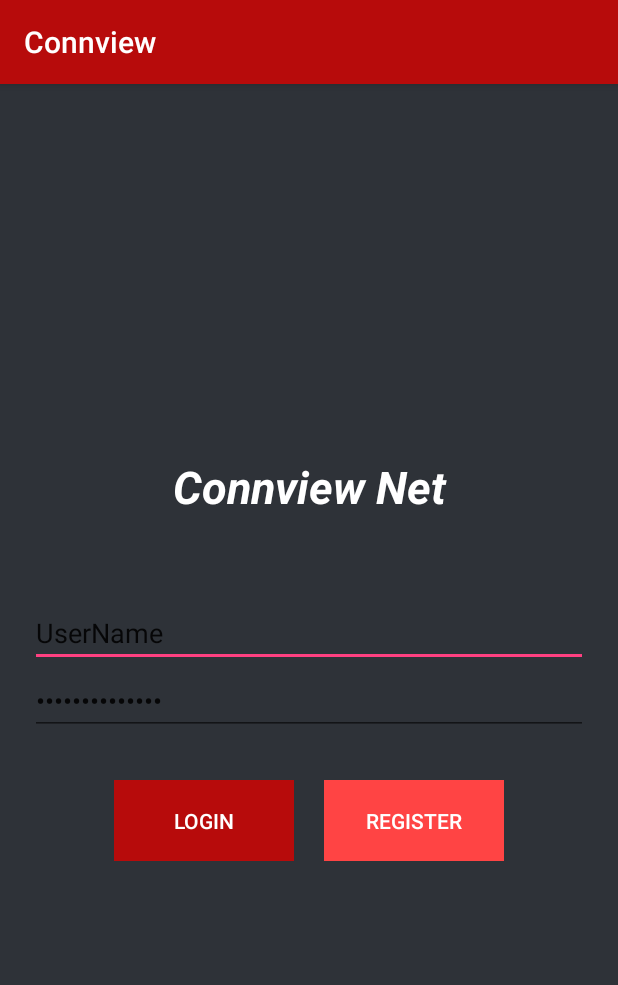
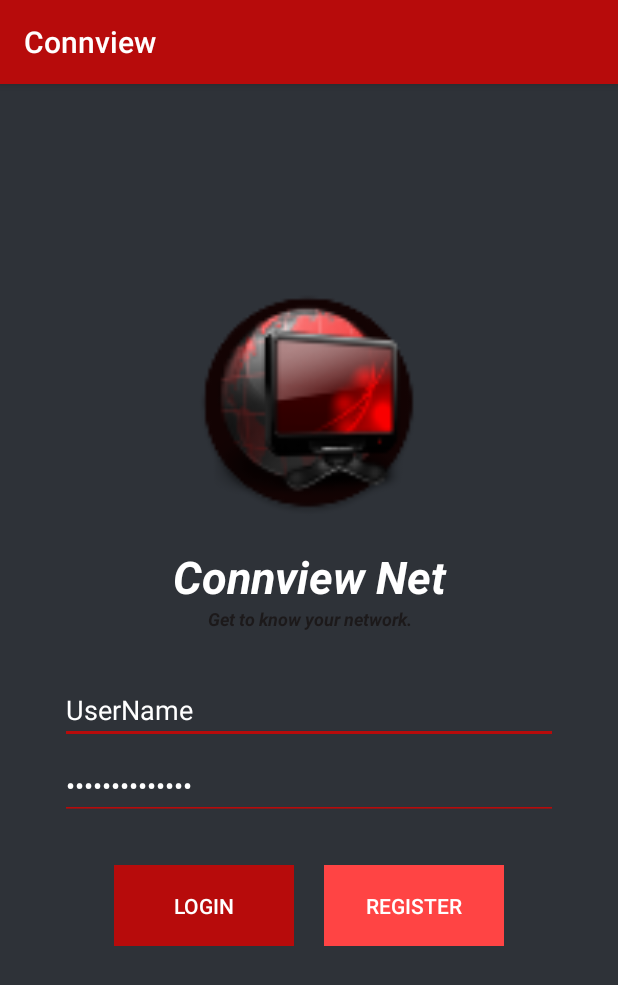
Before and after one commit to ctheilman92/ConnView1_Android, an Android app: the screen it shows after launch (LoginActivity), on a phone screen of 412 x 824 dp. Shown: the top 985 px of the screen. Run offline under Robolectric (Android 15) with nearby library versions, the phone set to English and light mode, and no system bars.

Commit message:
touch up login, add icon

```diff
--- a/app/src/main/java/com/example/milkymac/connview_main/MainActivity.java
+++ b/app/src/main/java/com/example/milkymac/connview_main/MainActivity.java
@@ -62,6 +62,11 @@ public class MainActivity extends AppCompatActivity
 
         TabLayout tabLayout = (TabLayout) findViewById(R.id.tabs);
         tabLayout.setupWithViewPager(mViewPager);
+
+//            //set icons
+//        for (int i = 0; i < tabLayout.getTabCount(); i++) {
+//            tabLayout.getTabAt(i).setIcon(R.drawable.ic_monitor);
+//        }
 
 
     }
--- a/app/src/main/res/layout/activity_login.xml
+++ b/app/src/main/res/layout/activity_login.xml
@@ -1,18 +1,42 @@
 <?xml version="1.0" encoding="utf-8"?>
 <LinearLayout xmlns:android="http://schemas.android.com/apk/res/android"
+    xmlns:app="http://schemas.android.com/apk/res-auto"
     android:background="@color/backgroundContent"
     android:orientation="vertical" android:layout_width="match_parent"
     android:gravity="center"
-    android:layout_height="match_parent">
+    android:layout_height="match_parent"
+    android:weightSum="1">
+
+    <ImageView
+        android:id="@+id/imageView"
+        android:layout_width="match_parent"
+        android:layout_height="wrap_content"
+        android:layout_marginBottom="20dp"
+        android:layout_gravity="center"
+        app:srcCompat="@mipmap/launcher_trycon"
+        android:layout_weight="0.21" />
+
 
     <TextView
         android:id="@+id/tvLoginLog0o"
         android:layout_width="match_parent"
-        android:layout_height="150dp"
+        android:layout_height="40dp"
         android:gravity="center"
         android:text="Connview Net"
         android:textColor="@color/textContent"
         android:textSize="30sp"
+        android:textStyle="bold|italic"
+        android:typeface="normal" />
+
+    <TextView
+        android:id="@+id/tvContext"
+        android:layout_width="match_parent"
+        android:layout_height="wrap_content"
+        android:layout_marginBottom="30dp"
+        android:gravity="center"
+        android:text="Get to know your network."
+        android:textColor="@color/cardContent"
+        android:textSize="12sp"
         android:textStyle="bold|italic"
         android:typeface="normal" />
 
@@ -21,8 +45,8 @@
         android:layout_height="wrap_content"
         android:orientation="vertical"
         android:layout_gravity="center"
-        android:paddingStart="20dp"
-        android:paddingEnd="20dp"
+        android:paddingStart="40dp"
+        android:paddingEnd="40dp"
         android:gravity="center">
 
 
@@ -32,16 +56,21 @@
             android:layout_width="match_parent"
             android:layout_height="wrap_content"
             android:ems="10"
+            android:textColor="@color/textContent"
+            android:layout_marginBottom="5dp"
             android:inputType="textPersonName"
+            android:theme="@style/EditTextTheme"
             android:text="UserName" />
 
         <EditText
             android:id="@+id/etPassword"
             android:layout_width="match_parent"
             android:layout_height="wrap_content"
+            android:textColor="@color/textContent"
             android:ems="10"
             android:text="**************"
             android:inputType="textPassword"
+            android:theme="@style/EditTextTheme"
             android:layout_marginBottom="30dp"/>
 
         <LinearLayout
--- a/app/src/main/res/values/styles.xml
+++ b/app/src/main/res/values/styles.xml
@@ -14,6 +14,12 @@
         <item name="windowNoTitle">true</item>
     </style>
 
+    <style name="EditTextTheme" parent="Theme.AppCompat.Light.DarkActionBar">
+        <item name="colorControlNormal">@color/colorPrimary</item>
+        <item name="colorControlActivated">@color/colorPrimary</item>
+        <item name="colorControlHighlight">@color/colorPrimary</item>
+    </style>
+
     <style name="AppTheme.AppBarOverlay" parent="ThemeOverlay.AppCompat.Dark.ActionBar" />
 
     <style name="AppTheme.PopupOverlay" parent="ThemeOverlay.AppCompat.Light" />
```
